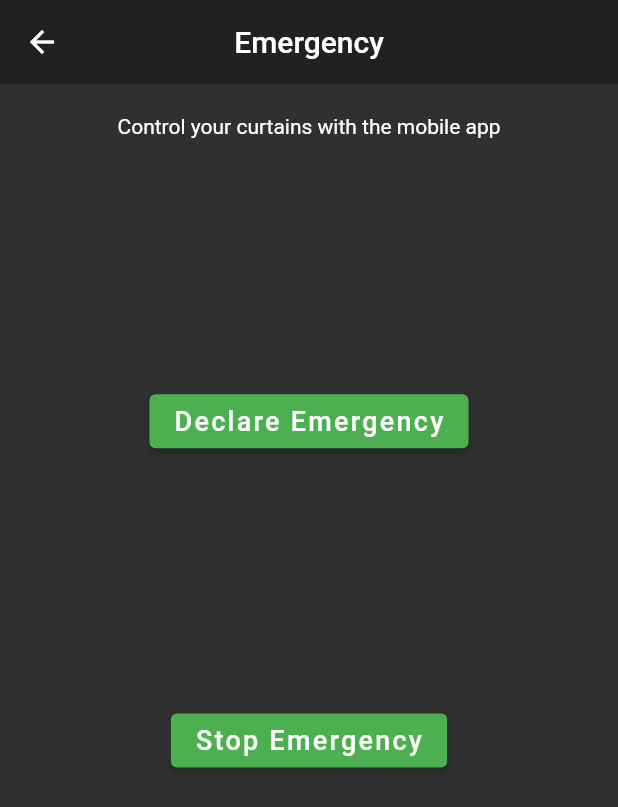
After one commit to HazemIbrahim98/smart_home, a Flutter app: the screen it shows after launch, after a tap on "Emergency", on a phone screen of 412 x 824 dp. The commit adds this screen. Shown: the top 807 px of the screen. Run offline on Flutter 3.47's test engine with Material 2 defaults, Android fonts, the phone set to English and light mode, and no system bars; our stand-ins replace date_time_picker, flutter_local_notifications, fluttertoast, google_maps_flutter; missing offline and left inert: ez_mqtt_client, flutter_vlc_player, flutter_webview_plugin, google_map_location_picker; Roboto replaces fonts that are missing (OpenSans).

Commit message:
local home assistant, emergency page, typo,

```diff
--- a/lib/Door/change_password_page.dart
+++ b/lib/Door/change_password_page.dart
@@ -34,7 +34,7 @@ class _ChangePasswordPage extends State<ChangePasswordPage> {
   @override
   Widget build(BuildContext context) {
     return Scaffold(
-        appBar: myAppbar(context, "IR Module"),
+        appBar: myAppbar(context, "Change Password"),
         body: Center(
           child: Padding(
             padding: const EdgeInsets.only(left: 15, right: 15),
--- a/lib/constats.dart
+++ b/lib/constats.dart
@@ -1,9 +1,9 @@
-final serverIP = 'https://ashhomeassistant.duckdns.org';
+final serverIP = 'https://192.168.1.10:8123/';
 
-final brokerIP = 'ashhomeassistantmqtt.duckdns.org';
+final brokerIP = '192.168.1.10';
 final brokerPORT = 1883;
 final brokerUsername = 'homeassistant';
 final brokerPassword = 'ahhah9Mio6Oingaeweithihohsh0ieGhai4cua0yi9Xah0ya4poY3aeC4ozei6el';
 
-final rtspIP='http://192.168.1.104:8080/video';
+final rtspIP='http://192.168.1.102:8080/video';
 final rtspIP2 = 'rtsp://Kimo123:passwordgdeed@192.168.1.111:554/stream2';
--- /dev/null
+++ b/lib/emergency_page.dart
@@ -0,0 +1,61 @@
+import 'package:flutter/material.dart';
+import 'package:ez_mqtt_client/ez_mqtt_client.dart';
+import 'package:smart_home/my_reused_widgets.dart';
+
+import 'constats.dart';
+
+class EmergencyPage extends StatefulWidget {
+  @override
+  _EmergencyPageState createState() => _EmergencyPageState();
+}
+
+class _EmergencyPageState extends State<EmergencyPage> {
+  EzMqttClient mqttClient;
+
+  @override
+  void initState() {
+    super.initState();
+    _init();
+  }
+
+  void _init() async {
+    mqttClient = EzMqttClient.nonSecure(
+        url: brokerIP,
+        clientId: Utils.uuid,
+        enableLogs: false,
+        port: brokerPORT);
+
+    await mqttClient.connect(
+        username: brokerUsername, password: brokerPassword);
+  }
+
+  void startEmergency() {
+    mqttClient.publishMessage(topic: "Curtains/open", message: '1');
+  }
+
+  void stopEmergency() {
+    mqttClient.publishMessage(topic: "Curtains/open", message: '0');
+  }
+
+  @override
+  Widget build(BuildContext context) {
+    return Scaffold(
+      appBar: myAppbar(context, 'Emergency'),
+      body: Padding(
+        padding: const EdgeInsets.only(left: 15, right: 15),
+        child: Center(
+          child: Column(
+            children: [
+              SizedBox(height: 20),
+              Text('Control your curtains with the mobile app'),
+              SizedBox(height: MediaQuery.of(context).size.height / 5),
+              myButton(context, "Declare Emergency", startEmergency),
+              SizedBox(height: MediaQuery.of(context).size.height / 5),
+              myButton(context, "Stop Emergency", stopEmergency),
+            ],
+          ),
+        ),
+      ),
+    );
+  }
+}
--- a/lib/home_page.dart
+++ b/lib/home_page.dart
@@ -44,6 +44,12 @@ class _HomePageState extends State<HomePage> {
             },
           ),
           ListTile(
+            title: Center(child: Text('Emergency')),
+            onTap: () {
+              Navigator.pushNamed(context, 'Emergency Page');
+            },
+          ),
+          ListTile(
             title: Center(child: Text('Home Assistant')),
             onTap: () {
               Navigator.pushNamed(context, 'Webpage');
--- a/lib/main.dart
+++ b/lib/main.dart
@@ -6,6 +6,7 @@ import 'package:smart_home/Door/person.dart';
 import 'package:smart_home/IR/remote_page.dart';
 import 'package:smart_home/IR/init_IR_page.dart';
 import 'package:smart_home/IR/ir_Page.dart';
+import 'package:smart_home/emergency_page.dart';
 
 import 'package:smart_home/home_page.dart';
 import 'package:smart_home/curtains_page.dart';
@@ -73,6 +74,7 @@ class MyApp extends StatelessWidget {
         'Person Page': (context) => SafeArea(child: PersonPage()),
         'IR Page': (context) => SafeArea(child: IrPage()),
         'Door All Page': (context) => SafeArea(child: DoorAllPage()),
+        'Emergency Page': (context) => SafeArea(child: EmergencyPage()),
         'Change Password Page': (context) =>
             SafeArea(child: ChangePasswordPage()),
       },
--- a/lib/webpage.dart
+++ b/lib/webpage.dart
@@ -13,6 +13,7 @@ class _WebPageState extends State<WebPage> {
   Widget build(BuildContext context) {
     return WebviewScaffold(
       url: serverIP,
+      ignoreSSLErrors: true,
       appBar: new AppBar(
         title: new Text("Home Assistant"),
       ),
```
